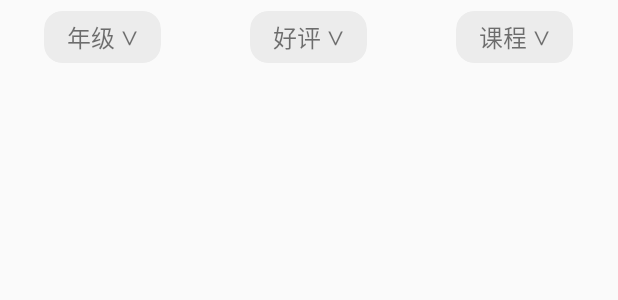
After one commit to emmm-m/Torch, an Android app: the layout item_home_rv_classify.xml on its own in the app's theme, with its tools: preview values and no code run, on a phone screen of 412 x 824 dp. The commit adds this screen. Shown: the top 300 px of the screen. Run offline under Robolectric (Android 15) with nearby library versions, the light colour scheme and no system bars.

Commit message:
homeFragment

```diff
--- a/app/build.gradle
+++ b/app/build.gradle
@@ -36,4 +36,7 @@ dependencies {
     implementation 'com.android.support:recyclerview-v7:27.1.1'
     implementation 'com.yanzhenjie:permission:2.0.0-rc5'
     implementation 'q.rorbin:badgeview:1.1.0'
+    implementation 'com.github.Zzzia:ToastEx:1.0.0'
+    implementation 'com.github.bumptech.glide:glide:4.7.1'
+    implementation 'de.hdodenhof:circleimageview:2.2.0'
 }
--- a/app/src/main/res/drawable/badge.xml
+++ b/app/src/main/res/drawable/badge.xml
@@ -6,7 +6,7 @@
     <solid android:color="@color/red" />
 
     <size
-        android:width="20dp"
-        android:height="20dp" />
+        android:width="10sp"
+        android:height="10sp" />
 
 </shape>
--- a/app/src/main/res/layout/fragment_home.xml
+++ b/app/src/main/res/layout/fragment_home.xml
@@ -5,9 +5,9 @@
     android:layout_height="match_parent"
     tools:context=".view.main.home.HomeFragment">
 
-    <TextView
+    <android.support.v7.widget.RecyclerView
+        android:id="@+id/home_rv"
         android:layout_width="match_parent"
-        android:layout_height="match_parent"
-        android:text="@string/home" />
+        android:layout_height="match_parent" />
 
 </FrameLayout>
--- /dev/null
+++ b/app/src/main/res/layout/item_home_rv_classify.xml
@@ -0,0 +1,84 @@
+<?xml version="1.0" encoding="utf-8"?>
+<LinearLayout xmlns:android="http://schemas.android.com/apk/res/android"
+    xmlns:app="http://schemas.android.com/apk/res-auto"
+    android:layout_width="match_parent"
+    android:layout_height="50dp"
+    android:orientation="horizontal">
+
+    <LinearLayout
+        android:layout_width="0dp"
+        android:layout_height="match_parent"
+        android:layout_weight="1"
+        android:gravity="center">
+
+        <android.support.v7.widget.CardView
+            android:layout_width="wrap_content"
+            android:layout_height="wrap_content"
+            app:cardBackgroundColor="#ececec"
+            app:cardCornerRadius="12dp"
+            app:cardElevation="0dp">
+
+            <TextView
+                android:layout_width="wrap_content"
+                android:layout_height="wrap_content"
+                android:paddingBottom="5dp"
+                android:paddingLeft="15dp"
+                android:paddingRight="15dp"
+                android:paddingTop="5dp"
+                android:text="年级 ∨"
+                android:textSize="16sp" />
+        </android.support.v7.widget.CardView>
+    </LinearLayout>
+
+    <LinearLayout
+        android:layout_width="0dp"
+        android:layout_height="match_parent"
+        android:layout_weight="1"
+        android:gravity="center">
+
+        <android.support.v7.widget.CardView
+            android:layout_width="wrap_content"
+            android:layout_height="wrap_content"
+            app:cardBackgroundColor="#ececec"
+            app:cardCornerRadius="12dp"
+            app:cardElevation="0dp">
+
+            <TextView
+                android:layout_width="wrap_content"
+                android:layout_height="wrap_content"
+                android:paddingBottom="5dp"
+                android:paddingLeft="15dp"
+                android:paddingRight="15dp"
+                android:paddingTop="5dp"
+                android:text="好评 ∨"
+                android:textSize="16sp" />
+        </android.support.v7.widget.CardView>
+    </LinearLayout>
+
+    <LinearLayout
+        android:layout_width="0dp"
+        android:layout_height="match_parent"
+        android:layout_weight="1"
+        android:gravity="center">
+
+        <android.support.v7.widget.CardView
+            android:layout_width="wrap_content"
+            android:layout_height="wrap_content"
+            app:cardBackgroundColor="#ececec"
+            app:cardCornerRadius="12dp"
+            app:cardElevation="0dp">
+
+            <TextView
+                android:layout_width="wrap_content"
+                android:layout_height="wrap_content"
+                android:paddingBottom="5dp"
+                android:paddingLeft="15dp"
+                android:paddingRight="15dp"
+                android:paddingTop="5dp"
+                android:text="课程 ∨"
+                android:textSize="16sp" />
+        </android.support.v7.widget.CardView>
+    </LinearLayout>
+
+
+</LinearLayout>
--- a/build.gradle
+++ b/build.gradle
@@ -19,6 +19,7 @@ allprojects {
     repositories {
         google()
         jcenter()
+        maven { url 'https://jitpack.io' }
     }
 }
 
```
Also changed, not shown: app/src/main/AndroidManifest.xml (+7 -0 lines), app/src/main/java/com/bucai/torch/StartActivity.kt (+20 -2 lines), app/src/main/java/com/bucai/torch/util/LogUtil.java (added, +43 -0 lines), app/src/main/java/com/bucai/torch/view/main/home/HomeFragment.kt (+7 -2 lines), app/src/main/java/com/bucai/torch/view/main/home/HomeRvAdapter.kt (added, +98 -0 lines), app/src/main/res/layout/item_home_rv_adjust.xml (added, +49 -0 lines), app/src/main/res/layout/item_home_rv_gallary.xml (added, +7 -0 lines), app/src/main/res/layout/item_home_rv_normal.xml (added, +57 -0 lines), app/src/main/res/layout/item_home_rv_search.xml (added, +32 -0 lines), app/src/main/res/mipmap-xxhdpi/adjust_left.png (added), app/src/main/res/mipmap-xxhdpi/adjust_right.png (added), app/src/main/res/mipmap-xxhdpi/message.png (added), app/src/main/res/mipmap-xxhdpi/message_red.png (added), app/src/main/res/mipmap-xxhdpi/search.png (added).
